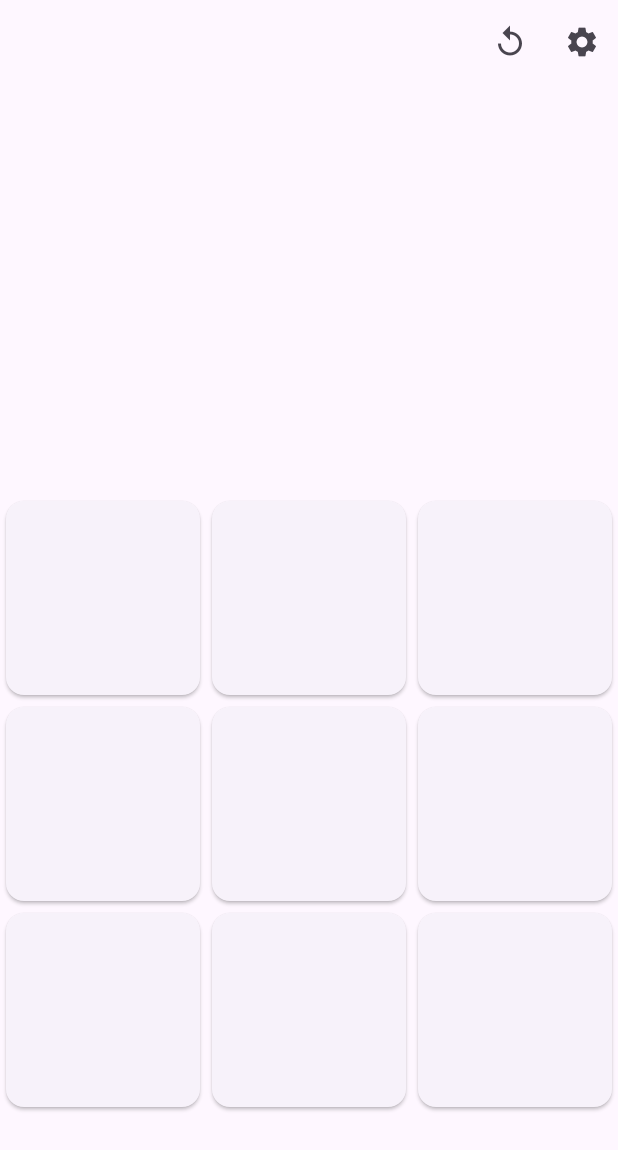
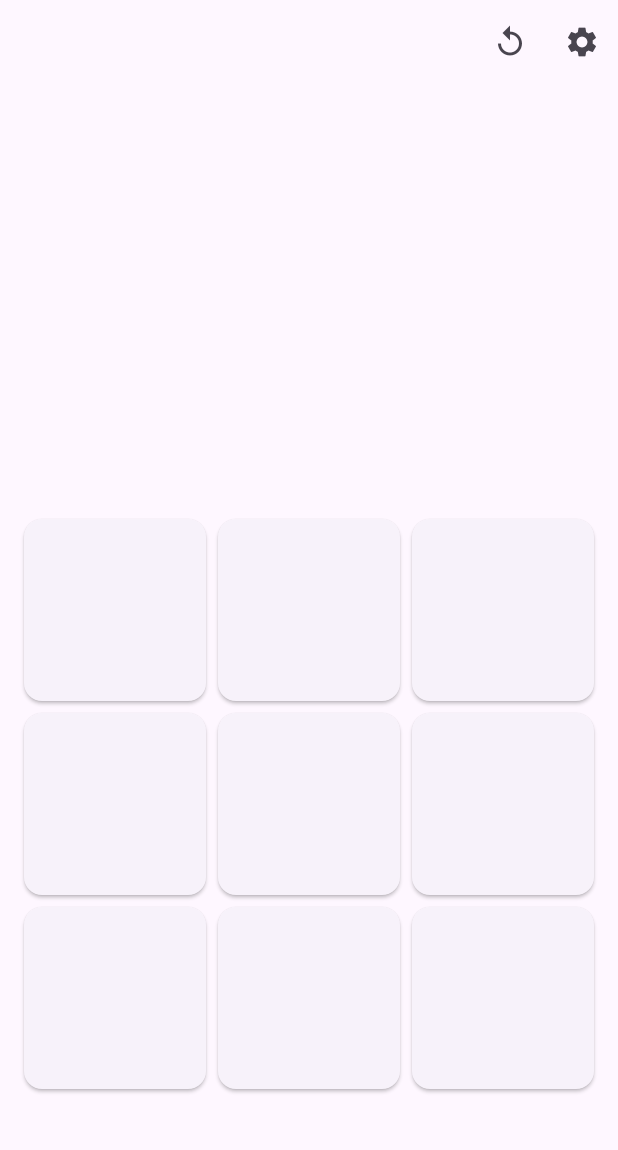
Before and after one commit to box-bm/Minimal-tic-tac-toe, a Flutter app: the screen it shows after launch, on a phone screen of 412 x 824 dp. Shown: the top 1150 px of the screen. Run offline on Flutter 3.47's test engine with Material 2 defaults, Android fonts, the light colour scheme and no system bars; our stand-ins replace bloc, equatable, flutter_bloc.

Commit message:
resolved player winner option

```diff
--- a/lib/bloc/tik_tak_toe/tik_tak_toe_bloc.dart
+++ b/lib/bloc/tik_tak_toe/tik_tak_toe_bloc.dart
@@ -56,8 +56,7 @@ class TikTakToeBloc extends Bloc<TikTakToeEvent, TikTakToeState> {
         ));
       } else {
         emit(GameWon(
-          playerNameWinner:
-              state.players.elementAt(state.playerTurnIndex).playerName,
+          playerWinner: state.players.elementAt(state.playerTurnIndex),
           players: state.players,
           playerTurnIndex: state.playerTurnIndex == 1 ? 0 : 1,
           winOption: winner,
--- a/lib/bloc/tik_tak_toe/tik_tak_toe_state.dart
+++ b/lib/bloc/tik_tak_toe/tik_tak_toe_state.dart
@@ -5,12 +5,14 @@ abstract class TikTakToeState extends Equatable {
   final int playerTurnIndex;
   final int boardSize;
   final WinOption winOption;
+  final Player? playerWinner;
   final List<List<BoardItem>> board;
 
   const TikTakToeState({
     required this.players,
     required this.playerTurnIndex,
     required this.board,
+    this.playerWinner,
     this.winOption = WinOption.none,
     this.boardSize = 3,
   });
@@ -23,18 +25,18 @@ class TikTakToeInitial extends TikTakToeState {
   const TikTakToeInitial({
     required super.players,
     required super.playerTurnIndex,
+    super.playerWinner,
     super.board = const [],
     super.boardSize = 3,
   });
 }
 
 class GameWon extends TikTakToeState {
-  final String playerNameWinner;
   const GameWon({
-    required this.playerNameWinner,
     required super.players,
     required super.playerTurnIndex,
     required super.winOption,
+    required super.playerWinner,
     super.board = const [],
     super.boardSize,
   });
--- a/lib/screens/tik_tak_toe.dart
+++ b/lib/screens/tik_tak_toe.dart
@@ -32,6 +32,7 @@ class _TikTakToeState extends State<TikTakToe> {
               icon: const Icon(Icons.settings)),
         ]),
         body: SafeArea(
+            minimum: const EdgeInsets.symmetric(horizontal: 12),
             child: Column(
               crossAxisAlignment: CrossAxisAlignment.stretch,
               mainAxisAlignment: MainAxisAlignment.spaceBetween,
--- a/lib/widgets/winning_title.dart
+++ b/lib/widgets/winning_title.dart
@@ -20,8 +20,11 @@ class WinningTitle extends StatelessWidget {
                   textAlign: TextAlign.center,
                 ),
                 Text(
-                  state.players[state.playerTurnIndex].playerName,
-                  style: Theme.of(context).textTheme.displayMedium,
+                  state.playerWinner?.playerName ?? "",
+                  style: Theme.of(context)
+                      .textTheme
+                      .displayMedium
+                      ?.copyWith(color: state.playerWinner?.color),
                   textAlign: TextAlign.center,
                 ),
               ],
```
Lines whose indentation alone changed are shown as unchanged.
